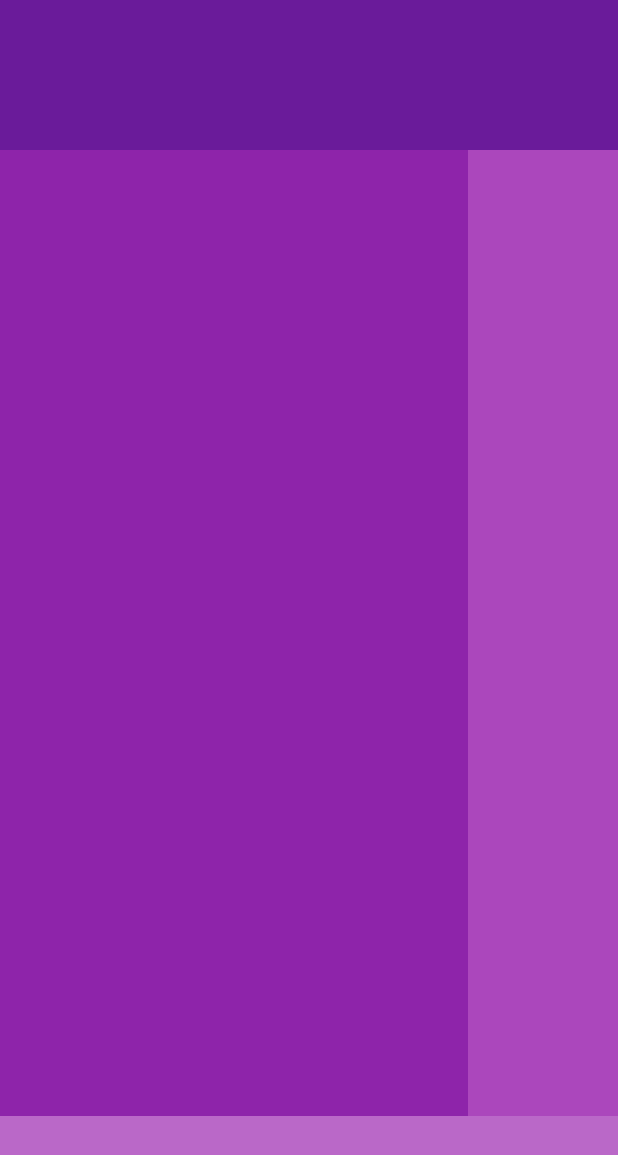
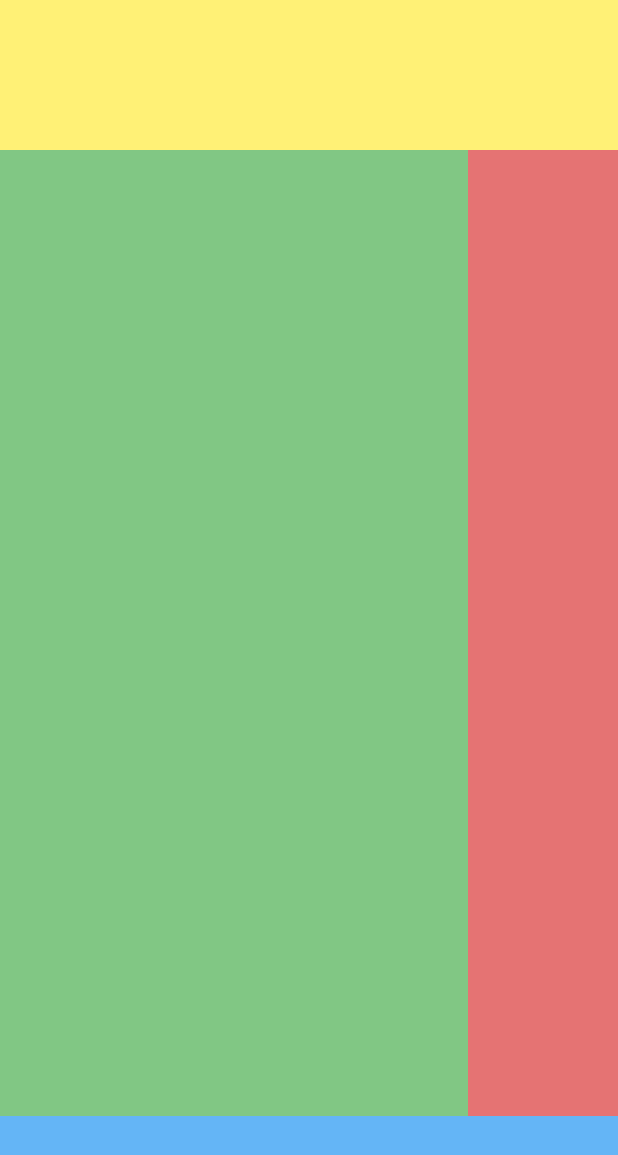
Before and after one commit to sitais/uex, a Flutter app: the screen it shows after launch, on a phone screen of 412 x 824 dp. Shown: the top 1155 px of the screen. Run offline on Flutter 3.47's test engine with Material 2 defaults, Android fonts, the phone set to English and light mode, and no system bars.

Commit message:
Revert to template
Revert to template

```diff
--- a/lib/home.dart
+++ b/lib/home.dart
@@ -1,5 +1,7 @@
 import 'package:flutter/material.dart';
 
+/// Empty page widget fo developers that want to follow along with the tutorial
+/// on breaking down and implementing the Tik Tok UI (BLOG_LINK)
 class Home extends StatelessWidget {
   @override
   Widget build(BuildContext context) {
@@ -10,7 +12,7 @@ class Home extends StatelessWidget {
           Container(
             height: 100.0,
             padding: EdgeInsets.only(bottom: 15.0),
-            color: Colors.purple[800],
+            color: Colors.yellow[300],
           ),
 
           // Middle expanded
@@ -19,15 +21,15 @@ class Home extends StatelessWidget {
                   mainAxisSize: MainAxisSize.max,
                   crossAxisAlignment: CrossAxisAlignment.end,
                   children: <Widget>[
-                Expanded(child: Container(color: Colors.purple[600])),
+                Expanded(child: Container(color: Colors.green[300])),
                 Container(
                   width: 100.0,
-                  color: Colors.purple[400],
+                  color: Colors.red[300],
                 )
               ])),
 
           // Bottom Section
-          Container(height: 80.0, color: Colors.purple[300]),
+          Container(height: 80.0, color: Colors.blue[300]),
         ],
       ),
     );
```
Also changed, not shown: lib/tik_tok_icons_icons.dart (added, +31 -0 lines).
